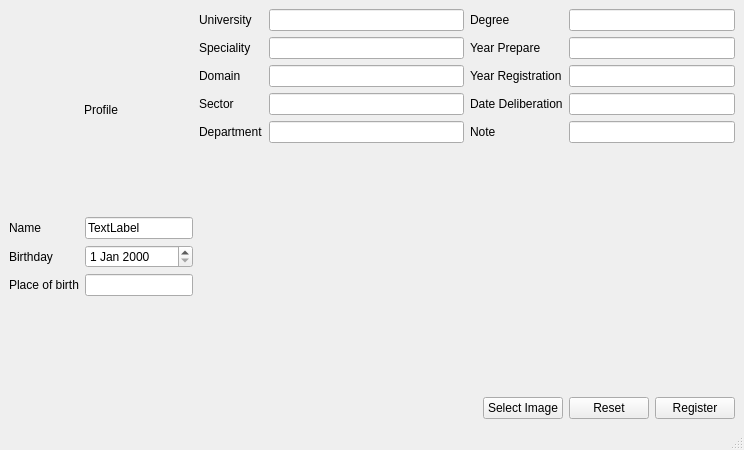
elmhadji/PaperTrailGuard, file desktop_app/ui/windows/student_register_info/student_register_info.ui: the form before one commit.
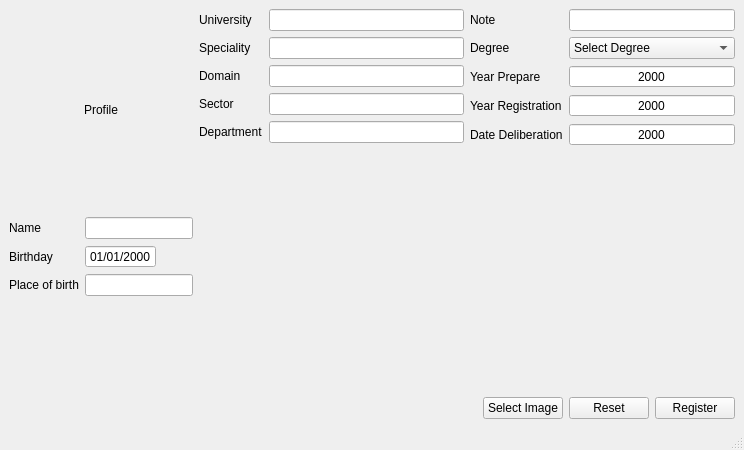
The form after the commit.

```diff
--- a/desktop_app/ui/windows/student_register_info/student_register_info.ui
+++ b/desktop_app/ui/windows/student_register_info/student_register_info.ui
@@ -29,6 +29,12 @@
       </item>
       <item>
        <layout class="QFormLayout" name="formLayout_3">
+        <property name="fieldGrowthPolicy">
+         <enum>QFormLayout::FieldGrowthPolicy::ExpandingFieldsGrow</enum>
+        </property>
+        <property name="rowWrapPolicy">
+         <enum>QFormLayout::RowWrapPolicy::DontWrapRows</enum>
+        </property>
         <property name="labelAlignment">
          <set>Qt::AlignmentFlag::AlignLeading|Qt::AlignmentFlag::AlignLeft|Qt::AlignmentFlag::AlignVCenter</set>
         </property>
@@ -42,7 +48,7 @@
         <item row="0" column="1">
          <widget class="QLineEdit" name="name_input">
           <property name="text">
-           <string>TextLabel</string>
+           <string/>
           </property>
          </widget>
         </item>
@@ -54,7 +60,14 @@
          </widget>
         </item>
         <item row="1" column="1">
-         <widget class="QDateEdit" name="birthday_input"/>
+         <widget class="QDateEdit" name="birthday_input">
+          <property name="buttonSymbols">
+           <enum>QAbstractSpinBox::ButtonSymbols::NoButtons</enum>
+          </property>
+          <property name="displayFormat">
+           <string>dd/MM/yyyy</string>
+          </property>
+         </widget>
         </item>
         <item row="2" column="0">
          <widget class="QLabel" name="label_4">
@@ -160,70 +173,136 @@
           <property name="labelAlignment">
            <set>Qt::AlignmentFlag::AlignLeading|Qt::AlignmentFlag::AlignLeft|Qt::AlignmentFlag::AlignVCenter</set>
           </property>
-          <item row="0" column="0">
+          <item row="1" column="0">
            <widget class="QLabel" name="label_10">
             <property name="text">
              <string>Degree</string>
             </property>
            </widget>
           </item>
-          <item row="0" column="1">
-           <widget class="QLineEdit" name="degree_input">
-            <property name="text">
-             <string/>
-            </property>
-           </widget>
-          </item>
-          <item row="1" column="0">
+          <item row="3" column="0">
            <widget class="QLabel" name="label_11">
             <property name="text">
              <string>Year Prepare</string>
             </property>
            </widget>
           </item>
-          <item row="1" column="1">
-           <widget class="QLineEdit" name="preparation_year_input">
-            <property name="text">
-             <string/>
-            </property>
-           </widget>
-          </item>
-          <item row="2" column="0">
+          <item row="4" column="0">
            <widget class="QLabel" name="label_12">
             <property name="text">
              <string>Year Registration</string>
             </property>
            </widget>
           </item>
-          <item row="2" column="1">
-           <widget class="QLineEdit" name="registration_year">
-            <property name="text">
-             <string/>
-            </property>
-           </widget>
-          </item>
-          <item row="3" column="0">
+          <item row="5" column="0">
            <widget class="QLabel" name="label_13">
             <property name="text">
              <string>Date Deliberation</string>
             </property>
            </widget>
           </item>
+          <item row="4" column="1">
+           <widget class="QSpinBox" name="registration_year_spinbox">
+            <property name="wrapping">
+             <bool>false</bool>
+            </property>
+            <property name="alignment">
+             <set>Qt::AlignmentFlag::AlignCenter</set>
+            </property>
+            <property name="buttonSymbols">
+             <enum>QAbstractSpinBox::ButtonSymbols::NoButtons</enum>
+            </property>
+            <property name="accelerated">
+             <bool>true</bool>
+            </property>
+            <property name="showGroupSeparator" stdset="0">
+             <bool>false</bool>
+            </property>
+            <property name="minimum">
+             <number>1600</number>
+            </property>
+            <property name="maximum">
+             <number>2500</number>
+            </property>
+            <property name="stepType">
+             <enum>QAbstractSpinBox::StepType::DefaultStepType</enum>
+            </property>
+            <property name="value">
+             <number>2000</number>
+            </property>
+           </widget>
+          </item>
           <item row="3" column="1">
-           <widget class="QLineEdit" name="delebration_year_input">
-            <property name="text">
-             <string/>
+           <widget class="QSpinBox" name="preparation_year_spinbox">
+            <property name="frame">
+             <bool>true</bool>
             </property>
+            <property name="alignment">
+             <set>Qt::AlignmentFlag::AlignCenter</set>
+            </property>
+            <property name="buttonSymbols">
+             <enum>QAbstractSpinBox::ButtonSymbols::NoButtons</enum>
+            </property>
+            <property name="minimum">
+             <number>1600</number>
+            </property>
+            <property name="maximum">
+             <number>2500</number>
+            </property>
+            <property name="value">
+             <number>2000</number>
+            </property>
            </widget>
           </item>
-          <item row="4" column="0">
+          <item row="5" column="1">
+           <widget class="QSpinBox" name="delibration_year_spinbox">
+            <property name="alignment">
+             <set>Qt::AlignmentFlag::AlignCenter</set>
+            </property>
+            <property name="buttonSymbols">
+             <enum>QAbstractSpinBox::ButtonSymbols::NoButtons</enum>
+            </property>
+            <property name="minimum">
+             <number>1600</number>
+            </property>
+            <property name="maximum">
+             <number>2500</number>
+            </property>
+            <property name="value">
+             <number>2000</number>
+            </property>
+           </widget>
+          </item>
+          <item row="1" column="1">
+           <widget class="QComboBox" name="degree_combobox">
+            <property name="editable">
+             <bool>false</bool>
+            </property>
+            <item>
+             <property name="text">
+              <string>Select Degree</string>
+             </property>
+            </item>
+            <item>
+             <property name="text">
+              <string>Bachelor</string>
+             </property>
+            </item>
+            <item>
+             <property name="text">
+              <string>Master</string>
+             </property>
+            </item>
+           </widget>
+          </item>
+          <item row="0" column="0">
            <widget class="QLabel" name="label_14">
             <property name="text">
              <string>Note</string>
             </property>
            </widget>
           </item>
-          <item row="4" column="1">
+          <item row="0" column="1">
            <widget class="QLineEdit" name="note_input">
             <property name="text">
              <string/>
```
Left out of the diff: 14 changed lines with no effect on the pictures.
